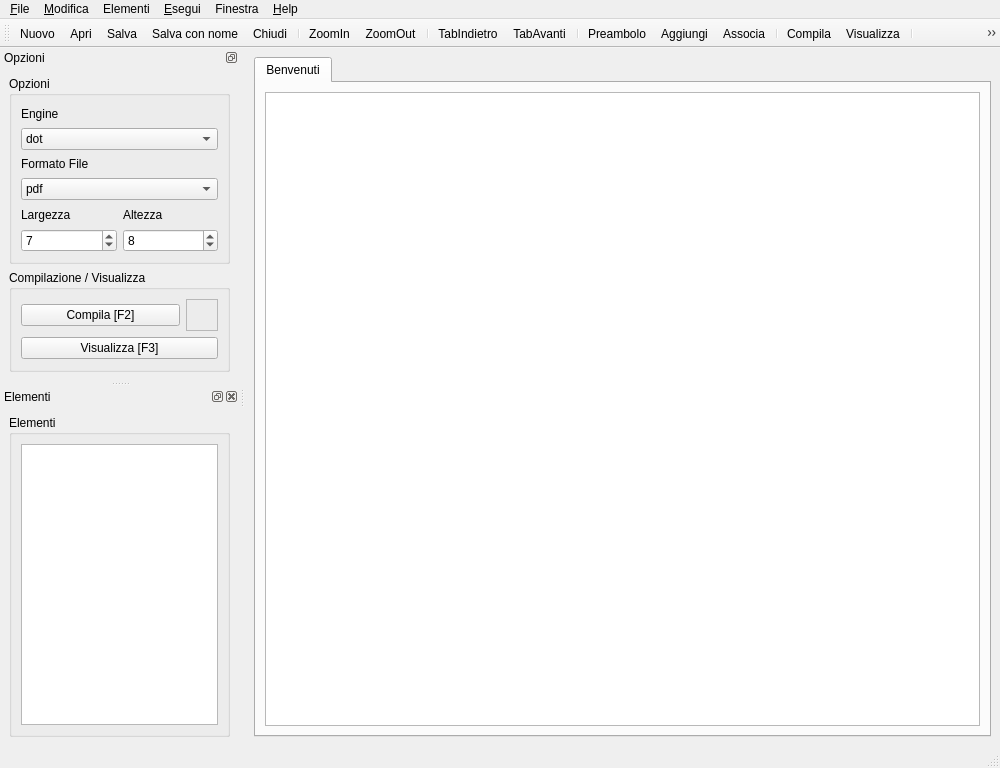
gmarkall/qdot, file ui/MainWin.ui: the form before one commit.
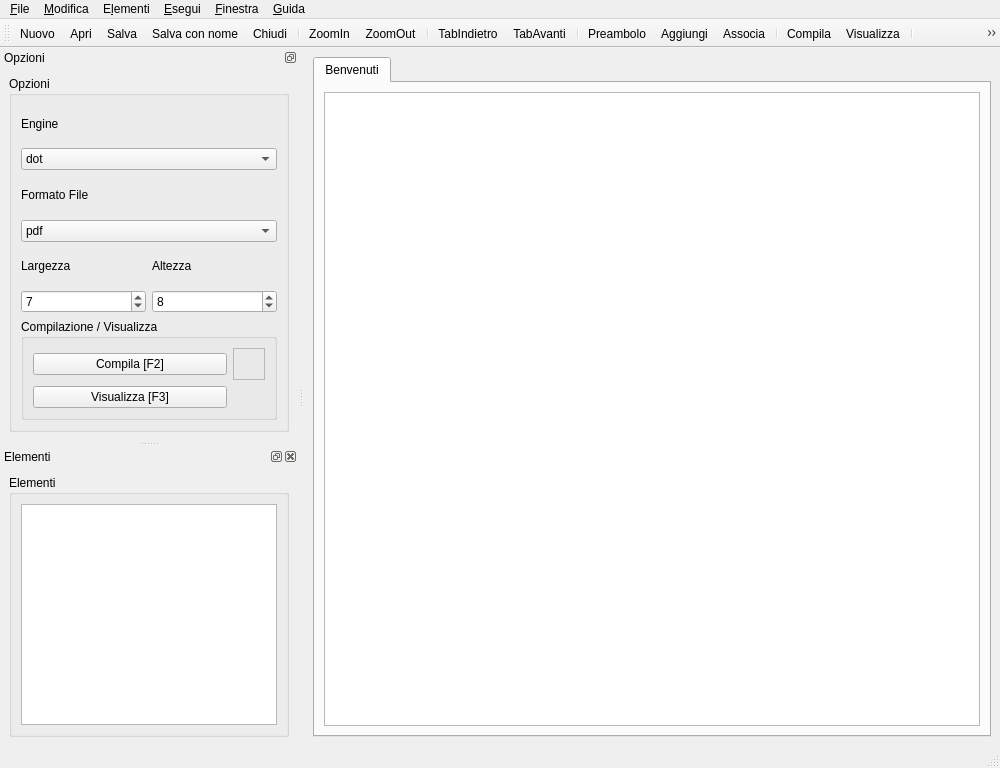
The form after the commit. Icons and pictures are not drawn. Custom widgets are drawn as their Qt base class.

What changed in the file:
```diff
--- a/ui/MainWin.ui
+++ b/ui/MainWin.ui
@@ -82,7 +82,7 @@
    </widget>
    <widget class="QMenu" name="menuAbout">
     <property name="title">
-     <string>&amp;Help</string>
+     <string>&amp;Guida</string>
     </property>
     <addaction name="actionAbout"/>
    </widget>
@@ -106,14 +106,14 @@
    </widget>
    <widget class="QMenu" name="menuInserisci">
     <property name="title">
-     <string>Elementi</string>
+     <string>E&amp;lementi</string>
     </property>
     <addaction name="actAddElement"/>
     <addaction name="actAssociateElement"/>
    </widget>
    <widget class="QMenu" name="menuFinestra">
     <property name="title">
-     <string>Finestra</string>
+     <string>&amp;Finestra</string>
     </property>
     <addaction name="actPrevTab"/>
     <addaction name="actNextTab"/>
@@ -127,10 +127,22 @@
   </widget>
   <widget class="QStatusBar" name="statusbar"/>
   <widget class="QDockWidget" name="dock1">
+   <property name="sizePolicy">
+    <sizepolicy hsizetype="Preferred" vsizetype="Minimum">
+     <horstretch>0</horstretch>
+     <verstretch>0</verstretch>
+    </sizepolicy>
+   </property>
+   <property name="minimumSize">
+    <size>
+     <width>213</width>
+     <height>355</height>
+    </size>
+   </property>
    <property name="maximumSize">
     <size>
-     <width>239</width>
-     <height>333</height>
+     <width>524287</width>
+     <height>400</height>
     </size>
    </property>
    <property name="allowedAreas">
@@ -149,27 +161,26 @@
     <number>1</number>
    </attribute>
    <widget class="QWidget" name="dockWidgetContents">
-    <layout class="QGridLayout" name="gridLayout_3">
-     <item row="0" column="0">
-      <widget class="QGroupBox" name="groupBox">
-       <property name="maximumSize">
-        <size>
-         <width>16777215</width>
-         <height>190</height>
-        </size>
-       </property>
-       <property name="title">
-        <string>Opzioni</string>
-       </property>
        <layout class="QGridLayout" name="gridLayout_5">
         <item row="0" column="0">
+      <widget class="QGroupBox" name="groupBox_4">
+       <property name="title">
+        <string>Opzioni</string>
+       </property>
+       <layout class="QGridLayout" name="gridLayout_4">
+        <item row="0" column="0" colspan="2">
+         <layout class="QVBoxLayout" name="verticalLayout">
+          <property name="sizeConstraint">
+           <enum>QLayout::SetFixedSize</enum>
+          </property>
+          <item>
          <widget class="QLabel" name="label_3">
           <property name="text">
            <string>Engine</string>
           </property>
          </widget>
         </item>
-        <item row="1" column="0" colspan="2">
+          <item>
          <widget class="QComboBox" name="cmbEngine">
           <item>
            <property name="text">
@@ -198,14 +209,21 @@
           </item>
          </widget>
         </item>
-        <item row="2" column="0" colspan="2">
+         </layout>
+        </item>
+        <item row="1" column="0" colspan="2">
+         <layout class="QVBoxLayout" name="verticalLayout_2">
+          <property name="sizeConstraint">
+           <enum>QLayout::SetMinimumSize</enum>
+          </property>
+          <item>
          <widget class="QLabel" name="label">
           <property name="text">
            <string>Formato File</string>
           </property>
          </widget>
         </item>
-        <item row="3" column="0" colspan="2">
+          <item>
          <widget class="QComboBox" name="cmbDestType">
           <item>
            <property name="text">
@@ -229,21 +247,18 @@
           </item>
          </widget>
         </item>
-        <item row="4" column="0">
+         </layout>
+        </item>
+        <item row="2" column="0">
+         <layout class="QVBoxLayout" name="verticalLayout_3">
+          <item>
          <widget class="QLabel" name="label_2">
           <property name="text">
            <string>Largezza</string>
           </property>
          </widget>
         </item>
-        <item row="4" column="1">
-         <widget class="QLabel" name="label_4">
-          <property name="text">
-           <string>Altezza</string>
-          </property>
-         </widget>
-        </item>
-        <item row="5" column="0">
+          <item>
          <widget class="QSpinBox" name="edtWidth">
           <property name="value">
            <number>7</number>
@@ -256,7 +271,18 @@
           </property>
          </widget>
         </item>
-        <item row="5" column="1">
+         </layout>
+        </item>
+        <item row="2" column="1">
+         <layout class="QVBoxLayout" name="verticalLayout_4">
+          <item>
+           <widget class="QLabel" name="label_4">
+            <property name="text">
+             <string>Altezza</string>
+            </property>
+           </widget>
+          </item>
+          <item>
          <widget class="QSpinBox" name="edtHeight">
           <property name="value">
            <number>8</number>
@@ -270,9 +296,8 @@
          </widget>
         </item>
        </layout>
-      </widget>
-     </item>
-     <item row="1" column="0">
+        </item>
+        <item row="3" column="0" colspan="2">
       <widget class="QGroupBox" name="groupBox_2">
        <property name="maximumSize">
         <size>
@@ -284,6 +309,17 @@
         <string>Compilazione / Visualizza</string>
        </property>
        <layout class="QGridLayout" name="gridLayout_2">
+           <item row="1" column="0">
+            <widget class="QPushButton" name="btnView">
+             <property name="text">
+              <string>Visualizza [F3]</string>
+             </property>
+             <property name="icon">
+              <iconset resource="../resource.qrc">
+               <normaloff>:/images/images/view.png</normaloff>:/images/images/view.png</iconset>
+             </property>
+            </widget>
+           </item>
         <item row="0" column="0">
          <widget class="QPushButton" name="btnCompile">
           <property name="text">
@@ -323,15 +359,7 @@
           </property>
          </widget>
         </item>
-        <item row="1" column="0" colspan="2">
-         <widget class="QPushButton" name="btnView">
-          <property name="text">
-           <string>Visualizza [F3]</string>
-          </property>
-          <property name="icon">
-           <iconset resource="../resource.qrc">
-            <normaloff>:/images/images/view.png</normaloff>:/images/images/view.png</iconset>
-          </property>
+          </layout>
          </widget>
         </item>
        </layout>
@@ -357,15 +385,24 @@
     <number>1</number>
    </attribute>
    <widget class="QWidget" name="dockWidgetContents2">
-    <layout class="QGridLayout" name="gridLayout_4">
+    <layout class="QGridLayout" name="gridLayout_3">
      <item row="0" column="0">
       <widget class="QGroupBox" name="groupBox_3">
        <property name="title">
         <string>Elementi</string>
        </property>
        <layout class="QGridLayout" name="gridLayout">
-        <item row="1" column="0">
+        <property name="sizeConstraint">
+         <enum>QLayout::SetMaximumSize</enum>
+        </property>
+        <item row="0" column="0">
          <widget class="QListWidget" name="elementsList">
+          <property name="sizePolicy">
+           <sizepolicy hsizetype="Expanding" vsizetype="Expanding">
+            <horstretch>0</horstretch>
+            <verstretch>0</verstretch>
+           </sizepolicy>
+          </property>
           <property name="contextMenuPolicy">
            <enum>Qt::ActionsContextMenu</enum>
           </property>
```
Left out of the diff: 15 changed lines with no effect on the pictures. Lines whose indentation alone changed are shown as unchanged.
